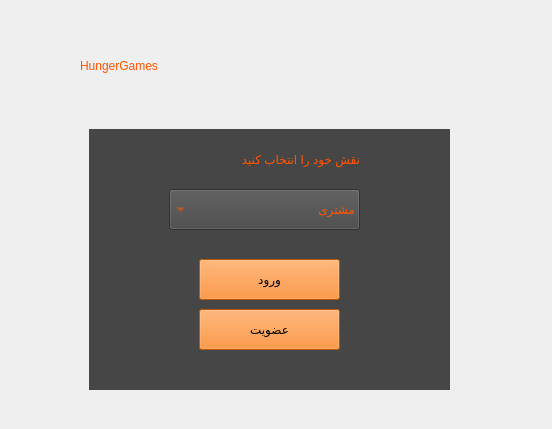
This is FOOD/loginwindow.ui in pooratho/FOOD as Qt 5 draws it before an edit. The edited form follows.
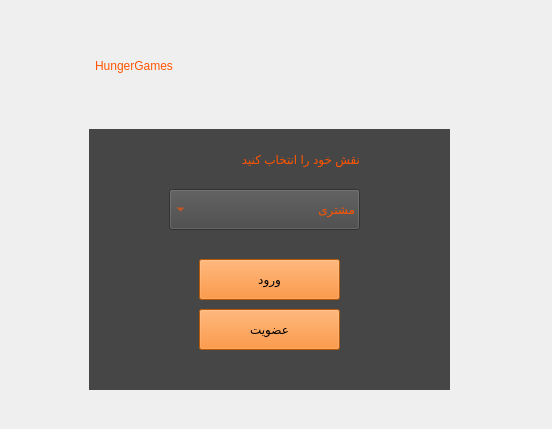
This is the edited form. Icons and pictures are not drawn.

Diff of the .ui file:
```diff
--- a/FOOD/loginwindow.ui
+++ b/FOOD/loginwindow.ui
@@ -19,9 +19,9 @@
   <widget class="QLabel" name="label">
    <property name="geometry">
     <rect>
-     <x>80</x>
+     <x>95</x>
      <y>25</y>
-     <width>391</width>
+     <width>451</width>
      <height>81</height>
     </rect>
    </property>
```
Left out of the diff: 7 changed lines with no effect on the pictures.
